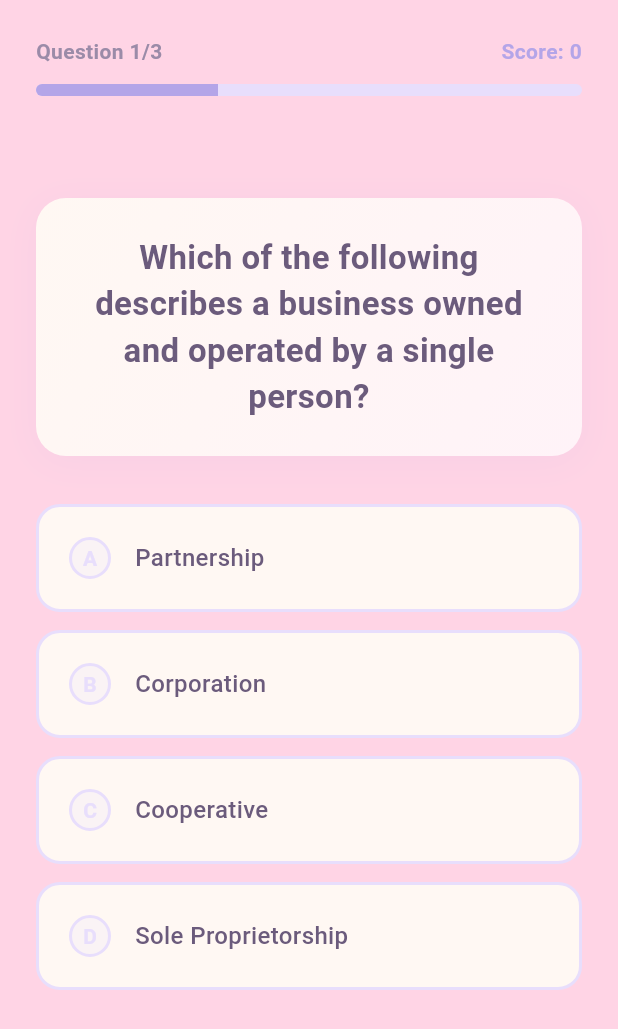
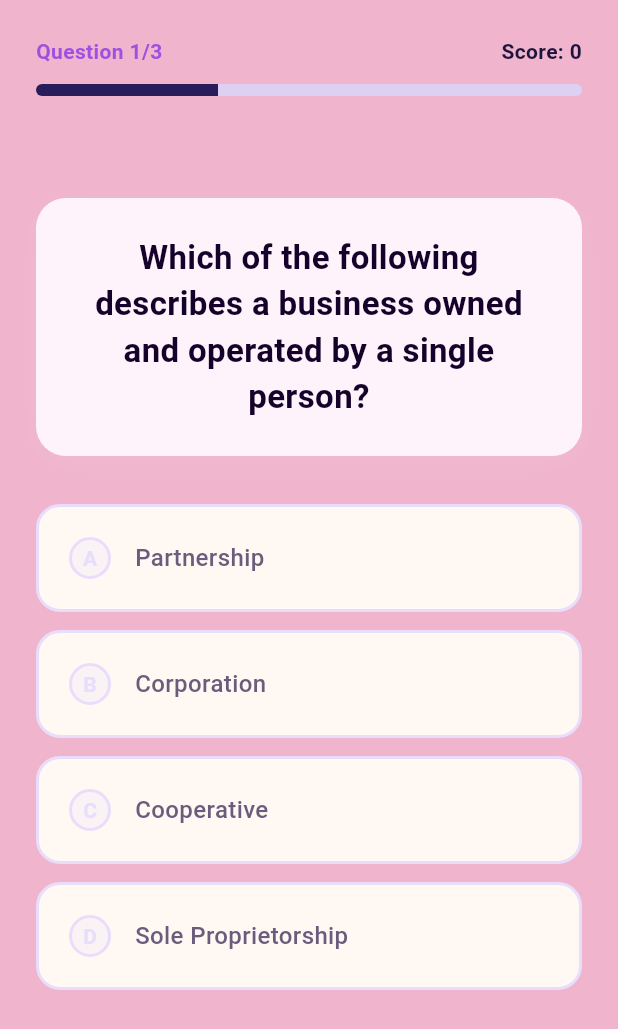
Before and after one commit to Jenelyn21/bsis3A-flutter-setup-MIRAFLOR, a Flutter app: the screen it shows after launch, after a tap on "Start Quiz", on a phone screen of 412 x 824 dp. Shown: the top 1029 px of the screen. Run offline on Flutter 3.47's test engine with Material 3 defaults, Android fonts, the phone set to English and light mode, and no system bars; Roboto replaces fonts that are missing (SF Pro Display).

Commit message:
2nd commit

```diff
--- a/lib/main.dart
+++ b/lib/main.dart
@@ -15,7 +15,7 @@ class MyApp extends StatelessWidget {
       theme: ThemeData(
         useMaterial3: true,
         colorScheme: ColorScheme.fromSeed(
-          seedColor: const Color(0xFFB4A5E8),
+          seedColor: const Color.fromARGB(255, 107, 86, 184),
           brightness: Brightness.light,
         ),
         fontFamily: 'SF Pro Display',
@@ -109,7 +109,7 @@ class _QuizWidgetState extends State<QuizWidget> {
   @override
   Widget build(BuildContext context) {
     return Scaffold(
-      backgroundColor: const Color(0xFFFFD4E5),
+      backgroundColor: const Color.fromARGB(255, 240, 180, 204),
       body: SafeArea(
         child: !quizStarted && currentQuestionIndex == 0 && score == 0
             ? buildStartView()
@@ -127,26 +127,14 @@ class _QuizWidgetState extends State<QuizWidget> {
         child: Column(
           mainAxisAlignment: MainAxisAlignment.center,
           children: [
-            Container(
-              width: 120,
-              height: 120,
-              decoration: BoxDecoration(
-                color: const Color(0xFFE8DEFC),
-                shape: BoxShape.circle,
-              ),
-              child: const Icon(
-                Icons.quiz_outlined,
-                size: 60,
-                color: Color(0xFFB4A5E8),
-              ),
-            ),
+
             const SizedBox(height: 40),
             const Text(
               'Ready to test your\nknowledge?',
               style: TextStyle(
                 fontSize: 32,
                 fontWeight: FontWeight.bold,
-                color: Color(0xFF6B5B7C),
+                color: Color.fromARGB(255, 120, 76, 166),
                 height: 1.2,
               ),
               textAlign: TextAlign.center,
@@ -156,7 +144,7 @@ class _QuizWidgetState extends State<QuizWidget> {
               '${questions.length} questions await you',
               style: const TextStyle(
                 fontSize: 16,
-                color: Color(0xFF9B8BA8),
+                color: Color.fromARGB(255, 12, 6, 18),
               ),
             ),
             const SizedBox(height: 60),
@@ -166,7 +154,7 @@ class _QuizWidgetState extends State<QuizWidget> {
               child: ElevatedButton(
                 onPressed: startQuiz,
                 style: ElevatedButton.styleFrom(
-                  backgroundColor: const Color(0xFFB4A5E8),
+                  backgroundColor: const Color.fromARGB(255, 235, 57, 196),
                   foregroundColor: Colors.white,
                   elevation: 0,
                   shape: RoundedRectangleBorder(
@@ -207,7 +195,7 @@ class _QuizWidgetState extends State<QuizWidget> {
                     style: const TextStyle(
                       fontSize: 14,
                       fontWeight: FontWeight.w600,
-                      color: Color(0xFF9B8BA8),
+                      color: Color.fromARGB(255, 160, 80, 225),
                     ),
                   ),
                   Text(
@@ -215,7 +203,7 @@ class _QuizWidgetState extends State<QuizWidget> {
                     style: const TextStyle(
                       fontSize: 14,
                       fontWeight: FontWeight.w600,
-                      color: Color(0xFFB4A5E8),
+                      color: Color.fromARGB(255, 29, 20, 61),
                     ),
                   ),
                 ],
@@ -225,8 +213,8 @@ class _QuizWidgetState extends State<QuizWidget> {
                 borderRadius: BorderRadius.circular(10),
                 child: LinearProgressIndicator(
                   value: progress,
-                  backgroundColor: const Color(0xFFE8DEFC),
-                  color: const Color(0xFFB4A5E8),
+                  backgroundColor: const Color.fromARGB(255, 220, 208, 243),
+                  color: const Color.fromARGB(255, 41, 28, 90),
                   minHeight: 8,
                 ),
               ),
@@ -249,14 +237,14 @@ class _QuizWidgetState extends State<QuizWidget> {
                       begin: Alignment.topLeft,
                       end: Alignment.bottomRight,
                       colors: [
-                        Color(0xFFFFF8F3),
-                        Color(0xFFFFF3F8),
+                        Color.fromARGB(255, 255, 243, 251),
+                        Color.fromARGB(255, 255, 243, 251),
                       ],
                     ),
                     borderRadius: BorderRadius.circular(20),
                     boxShadow: [
                       BoxShadow(
-                        color: const Color(0xFFB4A5E8).withOpacity(0.1),
+                        color: const Color.fromARGB(255, 234, 233, 238).withOpacity(0.1),
                         blurRadius: 20,
                         offset: const Offset(0, 4),
                       ),
@@ -267,7 +255,7 @@ class _QuizWidgetState extends State<QuizWidget> {
                     style: const TextStyle(
                       fontSize: 22,
                       fontWeight: FontWeight.w600,
-                      color: Color(0xFF6B5B7C),
+                      color: Color.fromARGB(255, 22, 1, 43),
                       height: 1.4,
                     ),
                     textAlign: TextAlign.center,
@@ -285,11 +273,11 @@ class _QuizWidgetState extends State<QuizWidget> {
 
                     Color getColor() {
                       if (!showResult) {
-                        return isSelected ? const Color(0xFFE8DEFC) : const Color(0xFFFFF8F3);
+                        return isSelected ? const Color.fromARGB(255, 185, 157, 243) : const Color(0xFFFFF8F3);
                       }
-                      if (isCorrect) return const Color(0xFFD4F4DD);
-                      if (isSelected && !isCorrect) return const Color(0xFFFFDFDF);
-                      return const Color(0xFFFFF8F3);
+                      if (isCorrect) return const Color.fromARGB(255, 162, 224, 179);
+                      if (isSelected && !isCorrect) return const Color.fromARGB(255, 228, 168, 168);
+                      return const Color.fromARGB(255, 235, 225, 217);
                     }
 
                     Color getBorderColor() {
@@ -371,7 +359,7 @@ class _QuizWidgetState extends State<QuizWidget> {
                     child: ElevatedButton(
                       onPressed: nextQuestion,
                       style: ElevatedButton.styleFrom(
-                        backgroundColor: const Color(0xFFB4A5E8),
+                        backgroundColor: const Color.fromARGB(255, 183, 166, 245),
                         foregroundColor: Colors.white,
                         elevation: 0,
                         shape: RoundedRectangleBorder(
```
